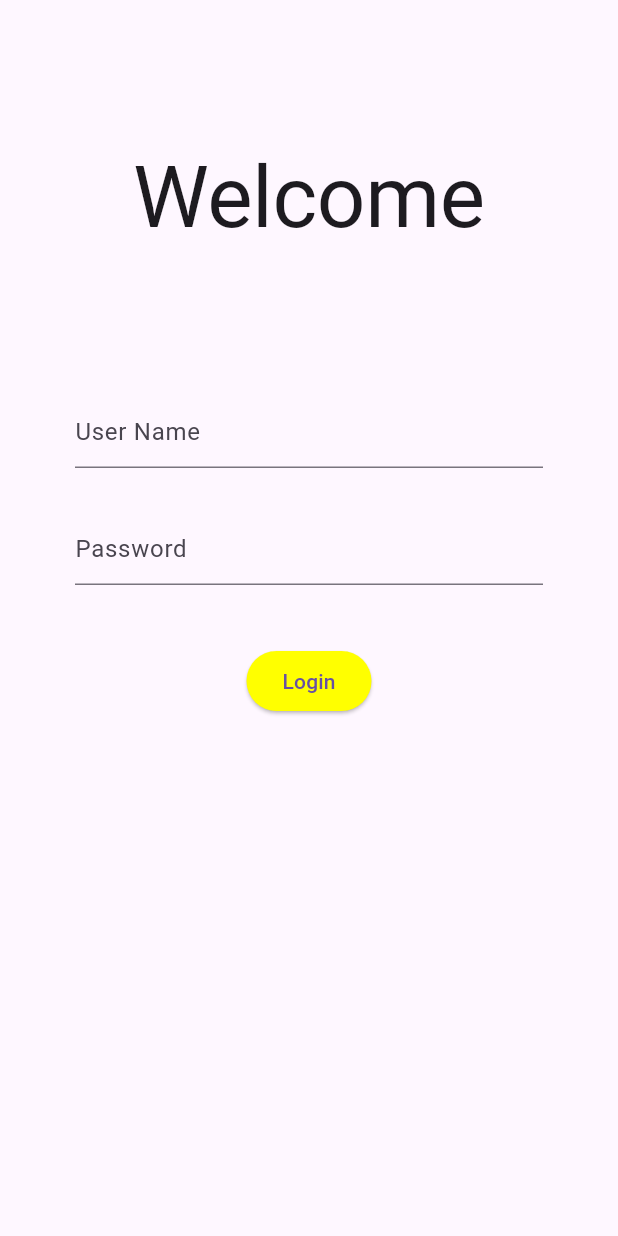
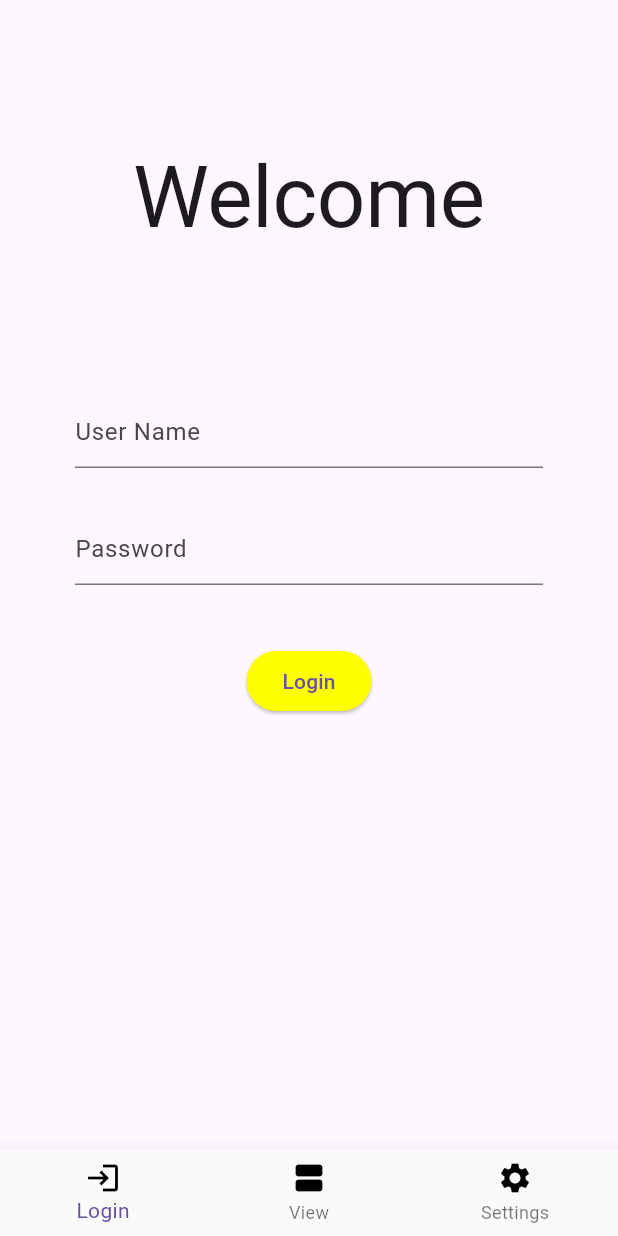
Before and after one commit to Nabin1-chand/flutter_provider, a Flutter app: the screen it shows after launch, on a phone screen of 412 x 824 dp. Run offline on Flutter 3.47's test engine with Material 3 defaults, Android fonts, the phone set to English and light mode, and no system bars; our stand-ins replace shared_preferences.

Commit message:
added: navigation bar and theme mode added

```diff
--- a/lib/ecommerce/screens/login_screen.dart
+++ b/lib/ecommerce/screens/login_screen.dart
@@ -2,15 +2,19 @@ import 'package:flutter/material.dart';
 import 'package:flutter_provider/ecommerce/screens/catalog_screen.dart';
 
 class LoginScreen extends StatelessWidget {
-  const LoginScreen({super.key});
+  const LoginScreen({
+    super.key,
+  });
 
   @override
   Widget build(BuildContext context) {
     return Scaffold(
       body: SafeArea(
+        child: SingleChildScrollView(
           child: Center(
             child: Container(
-            padding: const EdgeInsets.symmetric(horizontal: 50, vertical: 100),
+              padding:
+                  const EdgeInsets.symmetric(horizontal: 50, vertical: 100),
               child: Column(
                 children: [
                   Text(
@@ -35,13 +39,16 @@ class LoginScreen extends StatelessWidget {
                   ),
                   ElevatedButton(
                       onPressed: () {
-                      Navigator.pushReplacement(context,
-                          MaterialPageRoute(builder: (_) => const MyCatalog()));
+                        Navigator.pushReplacement(
+                            context,
+                            MaterialPageRoute(
+                                builder: (_) => const MyCatalog()));
                       },
                       style: ElevatedButton.styleFrom(
                           backgroundColor: Colors.yellowAccent),
-                    child: const Text('Login'))
+                      child: const Text('Login')),
                 ],
+              ),
             ),
           ),
         ),
--- a/lib/main.dart
+++ b/lib/main.dart
@@ -1,20 +1,42 @@
 import 'package:flutter/material.dart';
-import 'package:flutter_provider/ecommerce/screens/login_screen.dart';
+import 'package:flutter_provider/menu_screen/navigation_screen.dart';
 import 'package:flutter_provider/providers.dart';
+import 'package:flutter_provider/theme_data/custom_dark_theme_mode.dart';
+import 'package:flutter_provider/theme_data/provider/dark_theme_provider.dart';
 import 'package:provider/provider.dart';
 
 void main() {
   runApp(MultiProvider(providers: providerList, child: const MyApp()));
 }
 
-class MyApp extends StatelessWidget {
+class MyApp extends StatefulWidget {
   const MyApp({super.key});
 
   @override
+  State<MyApp> createState() => _MyAppState();
+}
+
+class _MyAppState extends State<MyApp> {
+  DarkThemeProvider themeChangeProvider = DarkThemeProvider();
+  @override
+  void initState() {
+    super.initState();
+    // getCurrentAppTheme();
+  }
+
+  // void getCurrentAppTheme() async {
+  //   themeChangeProvider.darkTheme =
+  //       await themeChangeProvider.darkThemePreference.getTheme();
+  // }
+
+  @override
   Widget build(BuildContext context) {
-    return const MaterialApp(
-      debugShowCheckedModeBanner: false,
-      home: LoginScreen(),
-    );
+    return Consumer<DarkThemeProvider>(builder: (context, value, child) {
+      return MaterialApp(
+        debugShowCheckedModeBanner: false,
+        theme: Styles.themeData(value.darkTheme, context),
+        home: const NavigationScreen(),
+      );
+    });
   }
 }
--- /dev/null
+++ b/lib/menu_screen/navigation_screen.dart
@@ -0,0 +1,60 @@
+import 'package:flutter/material.dart';
+import 'package:flutter_provider/ecommerce/screens/catalog_screen.dart';
+import 'package:flutter_provider/ecommerce/screens/login_screen.dart';
+import 'package:flutter_provider/ecommerce/screens/setting_screen.dart';
+
+class NavigationScreen extends StatefulWidget {
+  const NavigationScreen({super.key});
+
+  @override
+  State<NavigationScreen> createState() => _NavigationScreenState();
+}
+
+class _NavigationScreenState extends State<NavigationScreen> {
+  int selectIndex = 0;
+  void onTab(int index) {
+    setState(() {
+      selectIndex = index;
+    });
+  }
+
+  final List<Widget> pages = [
+    const LoginScreen(),
+    const MyCatalog(),
+    const SettingScreen()
+  ];
+  @override
+  Widget build(BuildContext context) {
+    return Scaffold(
+      body: Center(
+        child: pages.elementAt(selectIndex),
+      ),
+      bottomNavigationBar: BottomNavigationBar(
+          currentIndex: selectIndex,
+          onTap: onTab,
+          items: const [
+            BottomNavigationBarItem(
+              icon: Icon(
+                Icons.login,
+                color: Colors.black,
+              ),
+              label: 'Login',
+            ),
+            BottomNavigationBarItem(
+              icon: Icon(
+                Icons.view_agenda,
+                color: Colors.black,
+              ),
+              label: 'View',
+            ),
+            BottomNavigationBarItem(
+              icon: Icon(
+                Icons.settings,
+                color: Colors.black,
+              ),
+              label: 'Settings',
+            ),
+          ]),
+    );
+  }
+}
--- a/lib/providers.dart
+++ b/lib/providers.dart
@@ -1,9 +1,11 @@
 import 'package:flutter_provider/counter_app/provider_counter/counter_provider.dart';
 import 'package:flutter_provider/ecommerce/model/cart_model.dart';
+import 'package:flutter_provider/theme_data/provider/dark_theme_provider.dart';
 import 'package:provider/provider.dart';
 import 'package:provider/single_child_widget.dart';
 
 final List<SingleChildWidget> providerList = <SingleChildWidget>[
   ChangeNotifierProvider(create: (context) => Counter()),
-  ChangeNotifierProvider(create: (context) => CartModel())
+  ChangeNotifierProvider(create: (context) => CartModel()),
+  ChangeNotifierProvider(create: (context) => DarkThemeProvider())
 ];
--- /dev/null
+++ b/lib/theme_data/custom_dark_theme_mode.dart
@@ -0,0 +1,34 @@
+import 'package:flutter/material.dart';
+
+class Styles {
+  static ThemeData themeData(bool isDarkTheme, BuildContext context) {
+    return ThemeData(
+      primarySwatch: Colors.red,
+      primaryColor: isDarkTheme ? Colors.black : Colors.white,
+      // colorScheme: ColorScheme.fromSeed(
+      //   seedColor: isDarkTheme ? Colors.black : const Color(0xffF1F5FB),
+      // ),
+      indicatorColor:
+          isDarkTheme ? const Color(0xff0E1D36) : const Color(0xffCBDCF8),
+      hintColor:
+          isDarkTheme ? const Color(0xff280C0B) : const Color(0xffEECED3),
+      highlightColor:
+          isDarkTheme ? const Color(0xff372901) : const Color(0xffFCE192),
+      hoverColor:
+          isDarkTheme ? const Color(0xff3A3A3B) : const Color(0xff4285F4),
+      focusColor:
+          isDarkTheme ? const Color(0xff0B2512) : const Color(0xffA8DAB5),
+      disabledColor: Colors.grey,
+      cardColor: isDarkTheme ? const Color(0xFF151515) : Colors.white,
+      canvasColor: isDarkTheme ? Colors.black : Colors.grey[50],
+      brightness: isDarkTheme ? Brightness.dark : Brightness.light,
+      buttonTheme: Theme.of(context).buttonTheme.copyWith(
+          colorScheme: isDarkTheme
+              ? const ColorScheme.dark()
+              : const ColorScheme.light()),
+      appBarTheme: const AppBarTheme(
+        elevation: 0.0,
+      ),
+    );
+  }
+}
--- /dev/null
+++ b/lib/theme_data/dark_theme.dart
@@ -0,0 +1,15 @@
+import 'package:shared_preferences/shared_preferences.dart';
+
+class DarkThemePreference {
+  static const themeStatus = "themeStatus";
+
+  setDarkTheme(bool value) async {
+    SharedPreferences prefs = await SharedPreferences.getInstance();
+    prefs.setBool(themeStatus, value);
+  }
+
+  Future<bool> getTheme() async {
+    SharedPreferences prefs = await SharedPreferences.getInstance();
+    return prefs.getBool(themeStatus) ?? false;
+  }
+}
--- /dev/null
+++ b/lib/theme_data/provider/dark_theme_provider.dart
@@ -0,0 +1,15 @@
+import 'package:flutter/material.dart';
+import 'package:flutter_provider/theme_data/dark_theme.dart';
+
+class DarkThemeProvider with ChangeNotifier {
+  DarkThemePreference darkThemePreference = DarkThemePreference();
+  bool _darkTheme = false;
+
+  bool get darkTheme => _darkTheme;
+
+  set darkTheme(bool value) {
+    _darkTheme = value;
+    darkThemePreference.setDarkTheme(value);
+    notifyListeners();
+  }
+}
--- a/pubspec.yaml
+++ b/pubspec.yaml
@@ -36,6 +36,7 @@ dependencies:
   # Use with the CupertinoIcons class for iOS style icons.
   cupertino_icons: ^1.0.2
   provider: ^6.1.1
+  shared_preferences: ^2.2.2
 
 dev_dependencies:
   flutter_test:
```
Also changed, not shown: lib/counter_app/screens/counter_screen.dart (+5 -3 lines), lib/ecommerce/screens/catalog_screen.dart (+6 -7 lines), lib/ecommerce/screens/setting_screen.dart (added, +40 -0 lines), pubspec.lock, 1 other file. Lines whose indentation alone changed are shown as unchanged.
